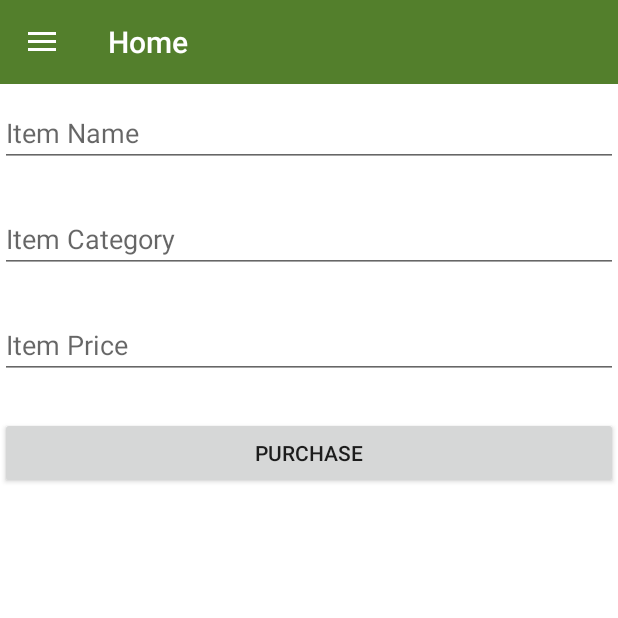
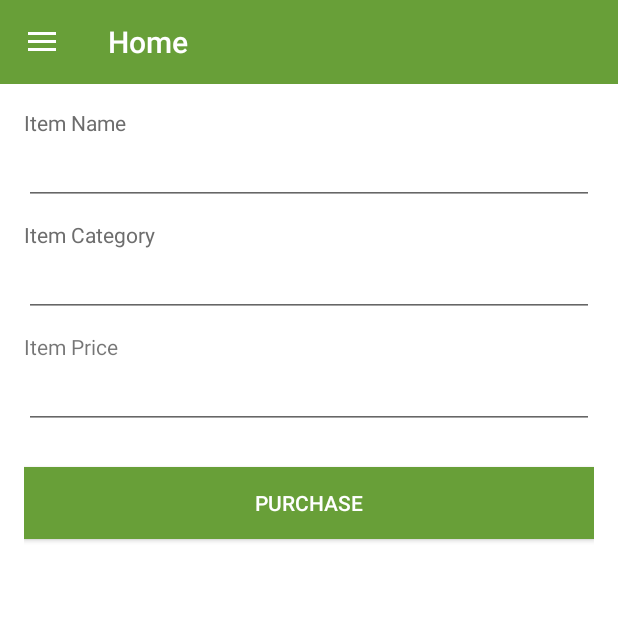
Before and after one commit to muneerahmed94/ISpend, an Android app: the fragment PurchaseItemFragment placed in its activity, on a phone screen of 412 x 824 dp, the top half of it. Run offline under Robolectric (Android 15) with nearby library versions, the phone set to English and light mode, and no system bars; 3 statements that could not run were skipped.

Commit message:
purchase item ui updated

```diff
--- a/app/src/main/java/com/rhcloud/httpispend_jntuhceh/ispend/PurchaseItemFragment.java
+++ b/app/src/main/java/com/rhcloud/httpispend_jntuhceh/ispend/PurchaseItemFragment.java
@@ -2,6 +2,7 @@ package com.rhcloud.httpispend_jntuhceh.ispend;
 
 import android.content.Context;
 import android.graphics.Color;
+import android.graphics.Typeface;
 import android.net.Uri;
 import android.os.Bundle;
 import android.support.design.widget.NavigationView;
@@ -18,10 +19,13 @@ import android.view.Menu;
 import android.view.MenuInflater;
 import android.view.MenuItem;
 import android.view.View;
+import android.widget.AdapterView;
 import android.widget.ArrayAdapter;
 import android.widget.AutoCompleteTextView;
 import android.widget.Button;
 import android.widget.EditText;
+import android.widget.Spinner;
+import android.widget.TextView;
 import android.widget.Toast;
 
 public class PurchaseItemFragment extends Fragment {
@@ -38,6 +42,9 @@ public class PurchaseItemFragment extends Fragment {
     NavigationView navigationView;
     FragmentTransaction fragmentTransaction;
 
+    TextView textViewItemName, textViewItemCategory, textViewItemPrice;
+//    Spinner spinnerItemCategory;
+
     @Override
     public View onCreateView(LayoutInflater inflater, ViewGroup container, Bundle savedInstanceState) {
         // Inflate the layout for this fragment
@@ -45,13 +52,33 @@ public class PurchaseItemFragment extends Fragment {
         View view = inflater.inflate(R.layout.fragment_purchase_item, container, false);
         view.setBackgroundColor(Color.WHITE);
 
+        textViewItemName = (TextView) view.findViewById(R.id.textViewItemName);
+        textViewItemCategory = (TextView) view.findViewById(R.id.textViewItemCategory);
+        textViewItemPrice = (TextView) view.findViewById(R.id.textViewItemPrice);
+
         editTextItemName = (EditText) view.findViewById(R.id.editTextItemName);
         autoCompleteTextViewItemCategory = (AutoCompleteTextView) view.findViewById(R.id.autoCompleteTextViewItemCategory);
         editTextItemPrice = (EditText) view.findViewById(R.id.editTextItemPrice);
 
-        ArrayAdapter arrayAdapter = new ArrayAdapter(getContext(), android.R.layout.select_dialog_item, categories);
+        final ArrayAdapter arrayAdapter = new ArrayAdapter(getContext(), android.R.layout.select_dialog_item, categories);
         autoCompleteTextViewItemCategory.setThreshold(1);
         autoCompleteTextViewItemCategory.setAdapter(arrayAdapter);
+
+
+//        ArrayAdapter spinnerAdapter = new ArrayAdapter(getContext(), android.R.layout.simple_spinner_dropdown_item, categories);
+//        spinnerItemCategory = (Spinner) view.findViewById(R.id.spinnerItemCategory);
+//        spinnerItemCategory.setAdapter(spinnerAdapter);
+//        spinnerItemCategory.setOnItemSelectedListener(new AdapterView.OnItemSelectedListener() {
+//            @Override
+//            public void onItemSelected(AdapterView<?> parent, View view, int position, long id) {
+//                Toast.makeText(getContext(), arrayAdapter.getItem(position).toString(), Toast.LENGTH_SHORT).show
+//            }
+//
+//            @Override
+//            public void onNothingSelected(AdapterView<?> parent) {
+//
+//            }
+//        });
 
         buttonPurchase = (Button) view.findViewById(R.id.buttonPurchaseItem);
         buttonPurchase.setOnClickListener(new View.OnClickListener() {
@@ -66,7 +93,53 @@ public class PurchaseItemFragment extends Fragment {
             }
         });
 
+        highlightTextViewsOnEditTextFocus();
+
+
+
         return view;
+    }
+
+    private void highlightTextViewsOnEditTextFocus() {
+        editTextItemName.setOnFocusChangeListener(new View.OnFocusChangeListener() {
+            @Override
+            public void onFocusChange(View v, boolean hasFocus) {
+                if (hasFocus) {
+                    textViewItemName.setTextColor(Color.parseColor("#689f38"));
+                    textViewItemName.setTypeface(null, Typeface.BOLD);
+                } else {
+                    textViewItemName.setTextColor(Color.parseColor("#6d6d6d"));
+                    textViewItemName.setTypeface(null, Typeface.NORMAL);
+                }
+            }
+        });
+
+        autoCompleteTextViewItemCategory.setOnFocusChangeListener(new View.OnFocusChangeListener() {
+            @Override
+            public void onFocusChange(View v, boolean hasFocus) {
+                if (hasFocus) {
+                    textViewItemCategory.setTextColor(Color.parseColor("#689f38"));
+                    textViewItemCategory.setTypeface(null, Typeface.BOLD);
+                } else {
+                    textViewItemCategory.setTextColor(Color.parseColor("#6d6d6d"));
+                    textViewItemCategory.setTypeface(null, Typeface.NORMAL);
+                }
+            }
+        });
+
+        editTextItemPrice.setOnFocusChangeListener(new View.OnFocusChangeListener() {
+            @Override
+            public void onFocusChange(View v, boolean hasFocus) {
+                if(hasFocus) {
+                    textViewItemPrice.setTextColor(Color.parseColor("#689f38"));
+                    textViewItemPrice.setTypeface(null,Typeface.BOLD);
+                }
+                else {
+                    textViewItemPrice.setTextColor(Color.parseColor("#6d6d6d"));
+                    textViewItemPrice.setTypeface(null, Typeface.NORMAL);
+                }
+            }
+        });
     }
 
     @Override
--- a/app/src/main/res/layout/fragment_purchase_item.xml
+++ b/app/src/main/res/layout/fragment_purchase_item.xml
@@ -3,27 +3,52 @@
     android:layout_width="match_parent"
     android:layout_height="match_parent"
     android:background="#F5F5F5"
+    android:padding="16dp"
     tools:context="com.rhcloud.httpispend_jntuhceh.ispend.PurchaseItemFragment">
+
+    <TextView
+        android:layout_width="wrap_content"
+        android:layout_height="wrap_content"
+        android:text="Item Name"
+        android:textColor="@color/text_color"
+        android:id="@+id/textViewItemName"/>
 
     <EditText
         android:layout_width="match_parent"
         android:layout_height="wrap_content"
+        android:layout_below="@+id/textViewItemName"
         android:id="@+id/editTextItemName"
-        android:layout_alignParentTop="true"
-        android:layout_centerHorizontal="true"
+        android:textColor="@color/text_color"/>
+
+    <TextView
+        android:layout_width="wrap_content"
+        android:layout_height="wrap_content"
+        android:id="@+id/textViewItemCategory"
+        android:layout_below="@+id/editTextItemName"
         android:layout_marginTop="10dp"
-        android:hint="Item Name" />
+        android:text="Item Category"
+        android:textColor="@color/text_color" />
+
+    <AutoCompleteTextView
+        android:layout_width="match_parent"
+        android:layout_height="wrap_content"
+        android:id="@+id/autoCompleteTextViewItemCategory"
+        android:layout_below="@+id/textViewItemCategory" />
+
+    <TextView
+        android:layout_width="wrap_content"
+        android:layout_height="wrap_content"
+        android:id="@+id/textViewItemPrice"
+        android:layout_below="@id/autoCompleteTextViewItemCategory"
+        android:layout_marginTop="10dp"
+        android:text="Item Price" />
 
     <EditText
         android:layout_width="match_parent"
         android:layout_height="wrap_content"
         android:id="@+id/editTextItemPrice"
-        android:hint="Item Price"
         android:inputType="number"
-        android:layout_below="@+id/autoCompleteTextViewItemCategory"
-        android:layout_alignParentLeft="true"
-        android:layout_alignParentStart="true"
-        android:layout_marginTop="25dp" />
+        android:layout_below="@+id/textViewItemPrice" />
 
     <Button
         android:layout_width="match_parent"
@@ -31,18 +56,9 @@
         android:text="Purchase"
         android:id="@+id/buttonPurchaseItem"
         android:layout_below="@+id/editTextItemPrice"
-        android:layout_alignParentLeft="true"
-        android:layout_alignParentStart="true"
+        android:background="@color/colorPrimary"
+        android:textColor="@color/white"
         android:layout_marginTop="25dp" />
 
-    <AutoCompleteTextView
-        android:layout_width="match_parent"
-        android:layout_height="wrap_content"
-        android:id="@+id/autoCompleteTextViewItemCategory"
-        android:layout_marginTop="25dp"
-        android:hint="Item Category"
-        android:layout_below="@+id/editTextItemName"
-        android:layout_alignParentLeft="true"
-        android:layout_alignParentStart="true" />
 
 </RelativeLayout>
--- a/app/src/main/res/layout/toolbar_layout.xml
+++ b/app/src/main/res/layout/toolbar_layout.xml
@@ -4,7 +4,7 @@
     xmlns:app="http://schemas.android.com/apk/res-auto"
     android:layout_width="match_parent" android:layout_height="wrap_content"
     android:id="@+id/toolbar"
-    android:background="?attr/colorPrimaryDark"
+    android:background="?attr/colorPrimary"
     android:minHeight="?attr/actionBarSize"
     android:fitsSystemWindows="true"
     app:theme="@style/ThemeOverlay.AppCompat.Dark.ActionBar">
--- a/app/src/main/res/values/colors.xml
+++ b/app/src/main/res/values/colors.xml
@@ -3,8 +3,10 @@
     <color name="colorPrimary">#689f38</color>
     <color name="colorPrimaryDark">#537f2c</color>
     <color name="colorAccent">#689f38</color>
+
     <color name="black">#000000</color>
     <color name="white">#ffffff</color>
+
     <color name="link_color">#407cc3</color>
     <color name="text_color">#6d6d6d</color>
 </resources>
```
